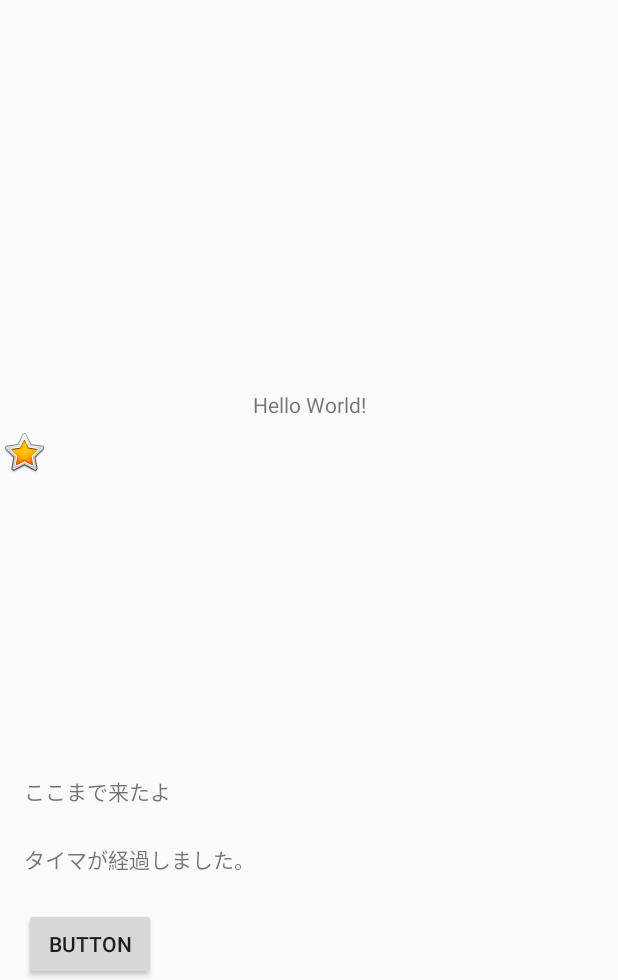
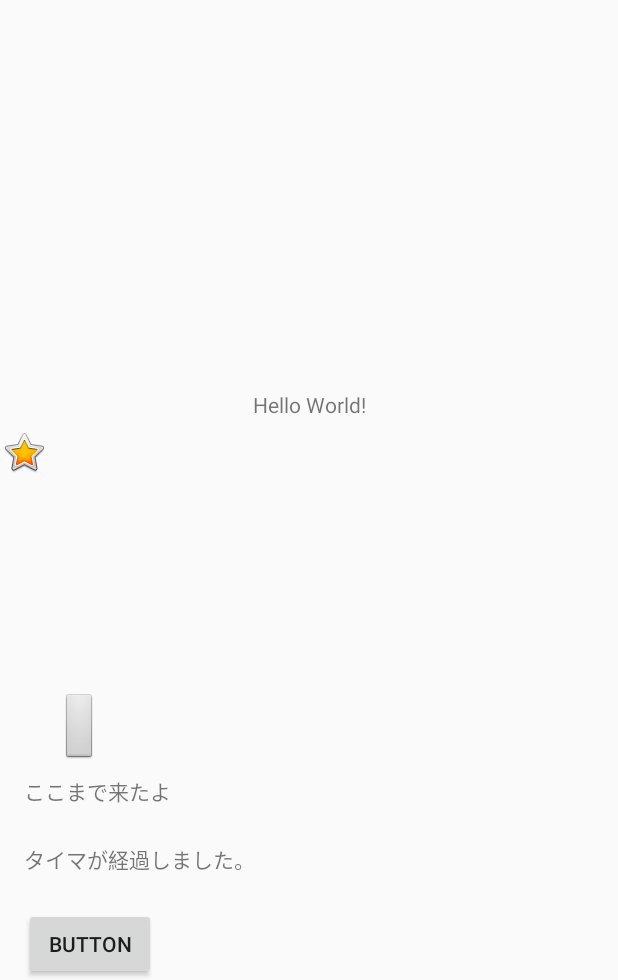
Before and after one commit to t7m3/Lab101_2017-11-11, an Android app: the screen it shows after launch (MainActivity), on a phone screen of 412 x 824 dp, the part 256-1236 px from its top. Run offline under Robolectric (Android 15) with nearby library versions, the phone set to English and light mode, and no system bars.

Commit message:
2017-12-01の1回目コミット

```diff
--- a/app/src/main/java/com/example/njc_t1/lab101_2017_11_11/MainActivity.java
+++ b/app/src/main/java/com/example/njc_t1/lab101_2017_11_11/MainActivity.java
@@ -10,8 +10,9 @@ import android.view.View;
 import android.widget.ImageView;
 import android.widget.TextView;
 
+import static android.R.attr.width;
+import static android.R.attr.x;
 import static com.example.njc_t1.lab101_2017_11_11.R.id.imageView;
-import static com.example.njc_t1.lab101_2017_11_11.R.id.imageView1;
 import static com.example.njc_t1.lab101_2017_11_11.R.id.textView;
 
 
@@ -29,8 +30,8 @@ public class MainActivity extends AppCompatActivity {
         super.onCreate(savedInstanceState);
         setContentView(R.layout.activity_main);
 
-        ImageView imageView100 = (ImageView) findViewById(R.id.imageView100);
-        imageView100.setY(600);
+        ImageView imagePlayer = (ImageView) findViewById(R.id.imagePlayer);
+        imagePlayer.setY(600);
 
         float x = 0;
         float y = 0;
@@ -55,8 +56,8 @@ public class MainActivity extends AppCompatActivity {
         //インスタンスの生成
         game = new Game();
 
-        ImageView imageview1 = (ImageView)findViewById(imageView1);
-        imageview1.setY(100);
+        ImageView imageEnemy1 = (ImageView)findViewById(R.id.imageEnemy1);
+        imageEnemy1.setY(100);
 
         //タイマーのインスタンスの生成
         myCountDownTimer = new MyCountDownTimer(2*60*1000, 50);
@@ -91,6 +92,7 @@ public class MainActivity extends AppCompatActivity {
 
             //game.enemy.Move();
             game.enemy1.Move(5);
+            game.bullet.Move(10);
         }
 
         public void onFinish(){
@@ -104,24 +106,26 @@ public class MainActivity extends AppCompatActivity {
     public boolean onTouchEvent(MotionEvent event) {
 
         //参照値の取得
-        ImageView imageView100 = (ImageView) findViewById(R.id.imageView100);
+        ImageView imagePlayer = (ImageView) findViewById(R.id.imagePlayer);
 
-        int x = (int) event.getX();                    //タッチしたＸ座標
-        int y = (int) event.getY();                //タッチしたＹ座標
+        int x = (int) event.getX();                //タッチした場所のＸ座標
+        int y = (int) event.getY();                //タッチした場所のＹ座標
 
         textView2.setText("X座標 "+x+"Y座標 " + y);
 
         switch (event.getAction()) {
             case MotionEvent.ACTION_DOWN:
                 textView2.append("ACTION_DOWN");
-                //imageView100.setX(x);
+                //imagePlayer.setX(x);
                 break;
             case MotionEvent.ACTION_UP:
                 textView2.append("ACTION_UP");
+                game.bullet.set((int) imagePlayer.getX(), (int) imagePlayer.getY());
+                game.bullet.setShoot(true);
                 break;
             case MotionEvent.ACTION_MOVE:
                 textView2.append("ACTION_MOVE");
-                imageView100.setX(x);
+                imagePlayer.setX(x);
                 break;
             case MotionEvent.ACTION_CANCEL:
                 textView2.append("ACTION_CANCEL");
@@ -134,9 +138,10 @@ public class MainActivity extends AppCompatActivity {
 
 
     public class  Enemy1 {
-        int dir = +1;
 
-        ImageView imageview1 = (ImageView)findViewById(imageView1);
+        private int dir = +1;
+
+        ImageView imageEnemy1 = (ImageView)findViewById(R.id.imageEnemy1);
 
         public  void  Move(int vlue){
 
@@ -144,22 +149,76 @@ public class MainActivity extends AppCompatActivity {
             int width = dm.widthPixels;
             //int height = dm.heightPixels
 
-            width = width - imageview1.getWidth();
+            width = width - imageEnemy1.getWidth();
 
-            float x = imageview1.getX();
+            float x = imageEnemy1.getX();
             x = x + dir * vlue;
-            imageview1.setX(x);
+            imageEnemy1.setX(x);
 
             if(x < 0 || x >= width)
                     dir = -dir;
         }
     }
 
+
+    public  class Bullet {
+
+        private int dir = +1;
+        private boolean shoot = false;
+
+        ImageView bullet = (ImageView)findViewById(R.id.imageBullet);
+
+        public Bullet() {
+
+            DisplayMetrics dm = Resources.getSystem().getDisplayMetrics();
+            int x = dm.widthPixels;
+            int y = dm.heightPixels;
+            x = x * 10/100;
+            y = y * 70/100;
+            bullet.setX(x);
+            bullet.setY(y);
+
+        }
+
+        public void setShoot(boolean s){
+            shoot = s;
+        }
+
+        public boolean getShoot(){
+            return shoot;
+        }
+
+        public void  set(int x, int y){
+            bullet.setX(x);
+            bullet.setY(y);
+        }
+
+        public  void  Move(int vlue){
+
+            DisplayMetrics dm = Resources.getSystem().getDisplayMetrics();
+            int height = dm.heightPixels;
+            //int height = dm.heightPixels
+
+            if(shoot == true) {
+                height = width - bullet.getHeight();
+
+                float y = bullet.getY();
+                y = y - dir * vlue;
+                bullet.setY(y);
+
+                if (x < 0 || x >= width)
+                    dir = -dir;
+            }
+        }
+
+    }
+
+
     public class Game{
 
         //インスタンスの生成
         Enemy1 enemy1 = new Enemy1();
-
+        Bullet bullet = new Bullet();
 
     }
 }
--- a/app/src/main/res/layout/activity_main.xml
+++ b/app/src/main/res/layout/activity_main.xml
@@ -55,19 +55,27 @@
         app:layout_constraintBottom_toTopOf="@+id/textView" />
 
     <ImageView
-        android:id="@+id/imageView1"
+        android:id="@+id/imageEnemy1"
         android:layout_width="wrap_content"
         android:layout_height="wrap_content"
         app:srcCompat="@mipmap/ic_launcher_round"
-        tools:layout_editor_absoluteX="47dp"
-        tools:layout_editor_absoluteY="156dp" />
+        tools:layout_editor_absoluteX="65dp"
+        tools:layout_editor_absoluteY="145dp" />
 
     <ImageView
-        android:id="@+id/imageView100"
+        android:id="@+id/imagePlayer"
         android:layout_width="wrap_content"
         android:layout_height="wrap_content"
         app:srcCompat="@android:drawable/btn_star_big_on"
         tools:layout_editor_absoluteX="47dp"
         tools:layout_editor_absoluteY="318dp" />
 
+    <ImageView
+        android:id="@+id/imageBullet"
+        android:layout_width="wrap_content"
+        android:layout_height="wrap_content"
+        app:srcCompat="@android:drawable/btn_default"
+        tools:layout_editor_absoluteX="246dp"
+        tools:layout_editor_absoluteY="96dp" />
+
 </android.support.constraint.ConstraintLayout>
```
